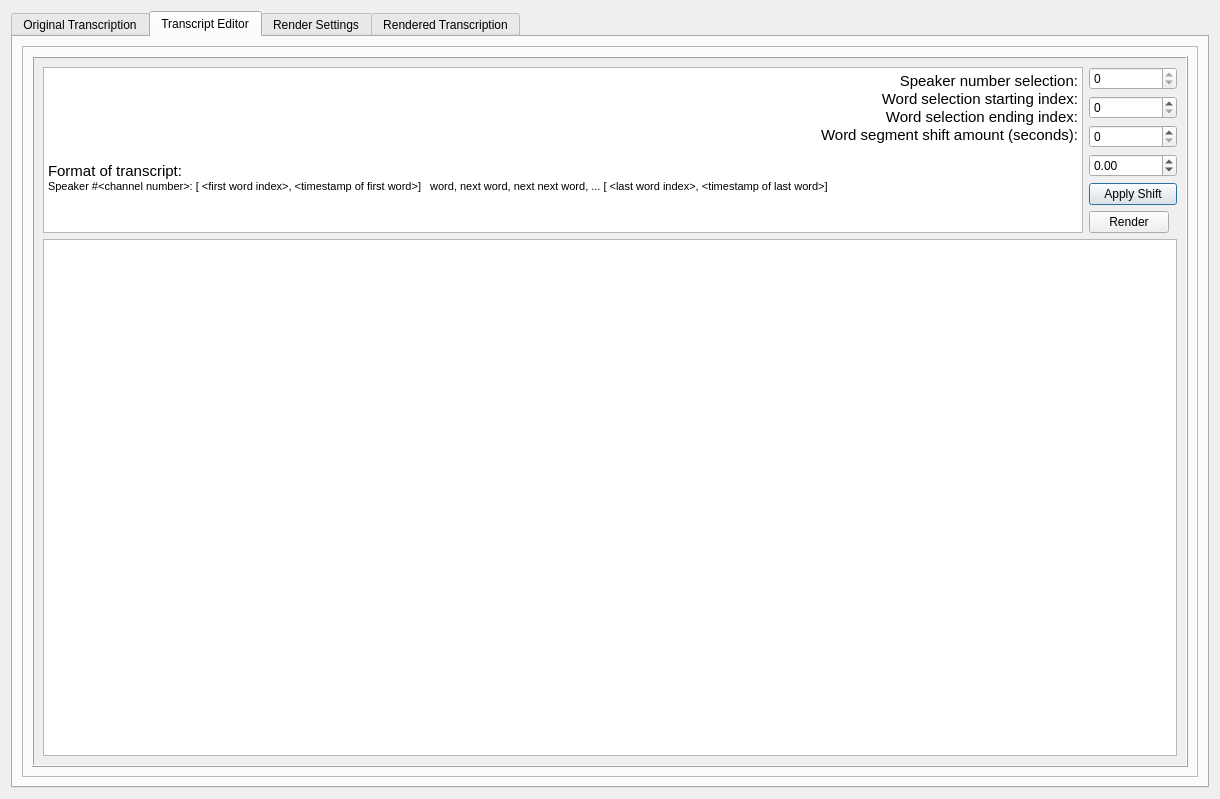
Before: the Qt Designer form UserInterface/GUI.ui in ElliotCouvignou/ECE445, drawn with Qt 5.
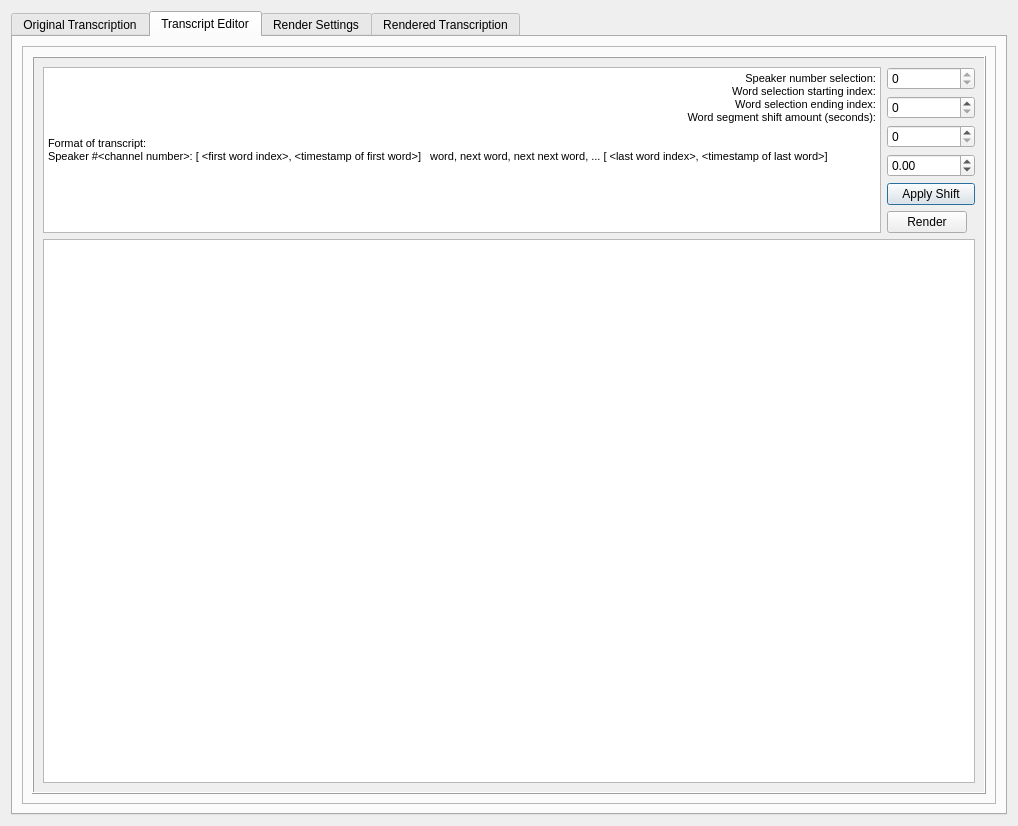
After: the same form once the commit is applied. The open tabs and pages were chosen to show the change.

```diff
--- a/UserInterface/GUI.ui
+++ b/UserInterface/GUI.ui
@@ -6,8 +6,8 @@
    <rect>
     <x>0</x>
     <y>0</y>
-    <width>1220</width>
-    <height>799</height>
+    <width>1018</width>
+    <height>826</height>
    </rect>
   </property>
   <property name="sizePolicy">
@@ -209,7 +209,7 @@
              <item row="6" column="0" colspan="2">
               <widget class="QTextBrowser" name="TranscriptWordBox">
                <property name="sizePolicy">
-                <sizepolicy hsizetype="Expanding" vsizetype="Ignored">
+                <sizepolicy hsizetype="Expanding" vsizetype="Minimum">
                  <horstretch>0</horstretch>
                  <verstretch>0</verstretch>
                 </sizepolicy>
@@ -260,12 +260,12 @@
 &lt;html&gt;&lt;head&gt;&lt;meta name=&quot;qrichtext&quot; content=&quot;1&quot; /&gt;&lt;style type=&quot;text/css&quot;&gt;
 p, li { white-space: pre-wrap; }
 &lt;/style&gt;&lt;/head&gt;&lt;body style=&quot; font-family:'MS Shell Dlg 2'; font-size:8pt; font-weight:400; font-style:normal;&quot;&gt;
-&lt;p align=&quot;right&quot; style=&quot; margin-top:0px; margin-bottom:0px; margin-left:0px; margin-right:0px; -qt-block-indent:0; text-indent:0px;&quot;&gt;&lt;span style=&quot; font-size:11pt;&quot;&gt;Speaker number selection:&lt;/span&gt;&lt;/p&gt;
-&lt;p align=&quot;right&quot; style=&quot; margin-top:0px; margin-bottom:0px; margin-left:0px; margin-right:0px; -qt-block-indent:0; text-indent:0px;&quot;&gt;&lt;span style=&quot; font-size:11pt;&quot;&gt;Word selection starting index:&lt;/span&gt;&lt;/p&gt;
-&lt;p align=&quot;right&quot; style=&quot; margin-top:0px; margin-bottom:0px; margin-left:0px; margin-right:0px; -qt-block-indent:0; text-indent:0px;&quot;&gt;&lt;span style=&quot; font-size:11pt;&quot;&gt;Word selection ending index:&lt;/span&gt;&lt;/p&gt;
-&lt;p align=&quot;right&quot; style=&quot; margin-top:0px; margin-bottom:0px; margin-left:0px; margin-right:0px; -qt-block-indent:0; text-indent:0px;&quot;&gt;&lt;span style=&quot; font-size:11pt;&quot;&gt;Word segment shift amount (seconds):&lt;/span&gt;&lt;/p&gt;
-&lt;p style=&quot;-qt-paragraph-type:empty; margin-top:0px; margin-bottom:0px; margin-left:0px; margin-right:0px; -qt-block-indent:0; text-indent:0px; font-size:11pt;&quot;&gt;&lt;br /&gt;&lt;/p&gt;
-&lt;p style=&quot; margin-top:0px; margin-bottom:0px; margin-left:0px; margin-right:0px; -qt-block-indent:0; text-indent:0px;&quot;&gt;&lt;span style=&quot; font-size:11pt;&quot;&gt;Format of transcript:&lt;/span&gt;&lt;/p&gt;
+&lt;p align=&quot;right&quot; style=&quot; margin-top:0px; margin-bottom:0px; margin-left:0px; margin-right:0px; -qt-block-indent:0; text-indent:0px;&quot;&gt;Speaker number selection:&lt;/p&gt;
+&lt;p align=&quot;right&quot; style=&quot; margin-top:0px; margin-bottom:0px; margin-left:0px; margin-right:0px; -qt-block-indent:0; text-indent:0px;&quot;&gt;Word selection starting index:&lt;/p&gt;
+&lt;p align=&quot;right&quot; style=&quot; margin-top:0px; margin-bottom:0px; margin-left:0px; margin-right:0px; -qt-block-indent:0; text-indent:0px;&quot;&gt;Word selection ending index:&lt;/p&gt;
+&lt;p align=&quot;right&quot; style=&quot; margin-top:0px; margin-bottom:0px; margin-left:0px; margin-right:0px; -qt-block-indent:0; text-indent:0px;&quot;&gt;Word segment shift amount (seconds):&lt;/p&gt;
+&lt;p style=&quot;-qt-paragraph-type:empty; margin-top:0px; margin-bottom:0px; margin-left:0px; margin-right:0px; -qt-block-indent:0; text-indent:0px;&quot;&gt;&lt;br /&gt;&lt;/p&gt;
+&lt;p style=&quot; margin-top:0px; margin-bottom:0px; margin-left:0px; margin-right:0px; -qt-block-indent:0; text-indent:0px;&quot;&gt;Format of transcript:&lt;/p&gt;
 &lt;p style=&quot; margin-top:0px; margin-bottom:0px; margin-left:0px; margin-right:0px; -qt-block-indent:0; text-indent:0px;&quot;&gt;Speaker #&amp;lt;channel number&amp;gt;: [ &amp;lt;first word index&amp;gt;, &amp;lt;timestamp of first word&amp;gt;]   word, next word, next next word, ... [ &amp;lt;last word index&amp;gt;, &amp;lt;timestamp of last word&amp;gt;]&lt;/p&gt;&lt;/body&gt;&lt;/html&gt;</string>
                </property>
               </widget>
```
Left out of the diff: 2 changed lines with no effect on the pictures.
